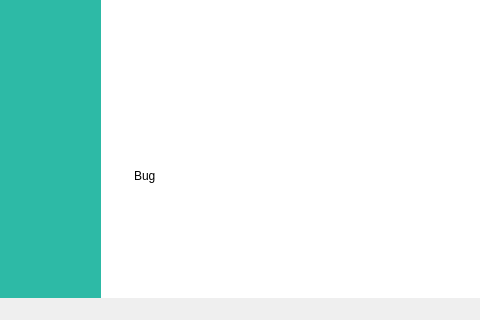
First picture: the form in App/Juntos/mainwindow.ui, repository workspacerg/Juntos, before the edit; both pictures show x 0 to 480 and y 649 to 969 of the 947 by 969 pixel window.
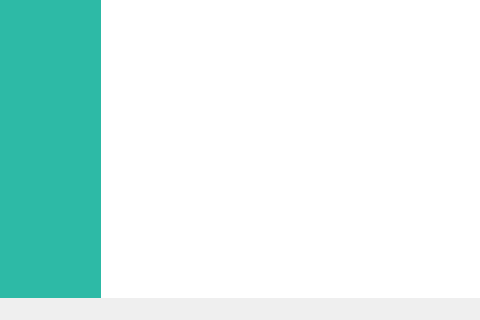
Second picture: the form after the edit. Icons and pictures are not drawn.

Patch:
```diff
--- a/App/Juntos/mainwindow.ui
+++ b/App/Juntos/mainwindow.ui
@@ -360,15 +360,7 @@
             <property name="enabled">
              <bool>true</bool>
             </property>
-            <layout class="QVBoxLayout" name="verticalLayout_8">
-             <item>
-              <widget class="QLabel" name="label_4">
-               <property name="text">
-                <string>Bug</string>
-               </property>
-              </widget>
-             </item>
-            </layout>
+            <layout class="QVBoxLayout" name="verticalLayout_8"/>
            </widget>
           </item>
          </layout>
```
